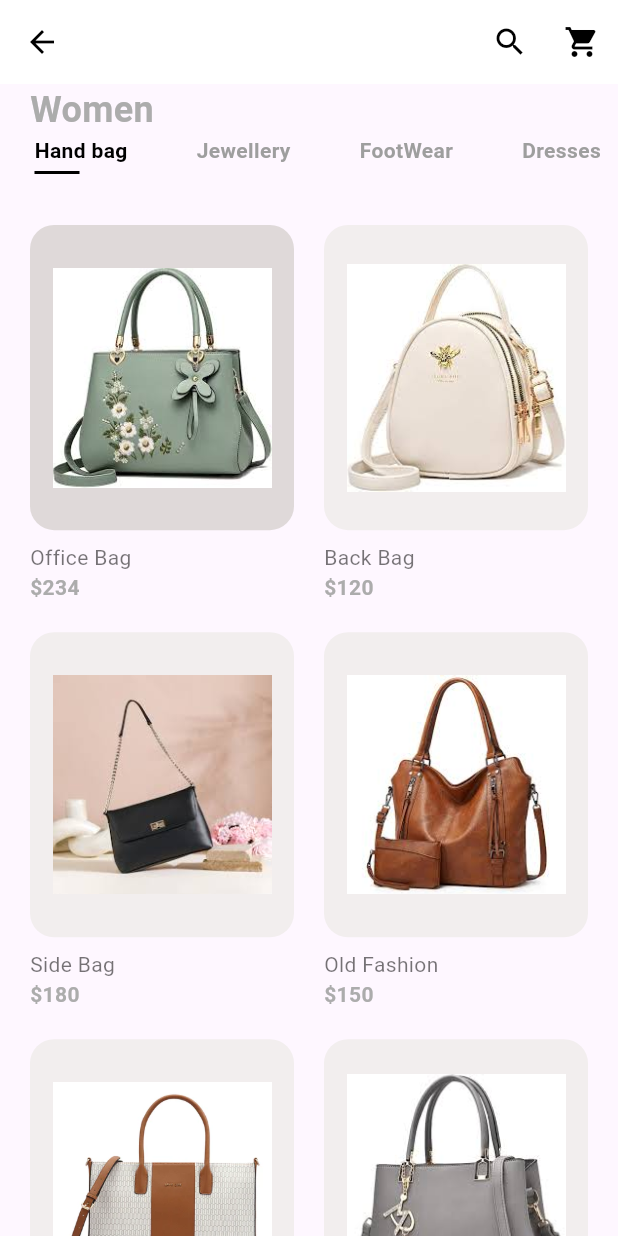
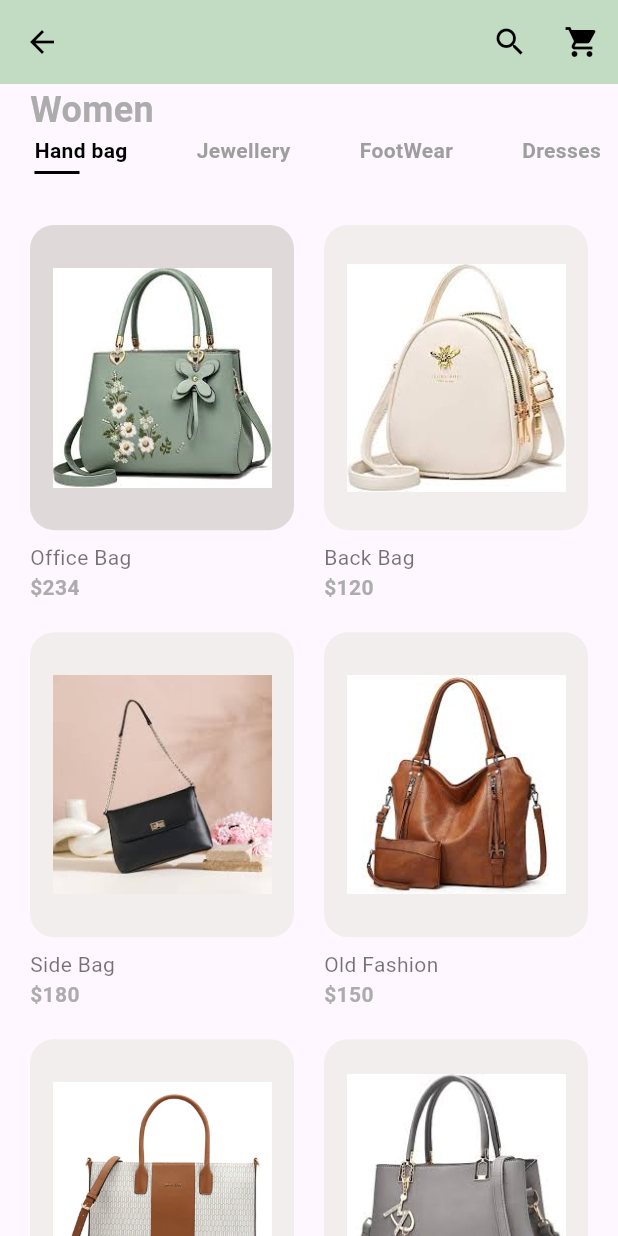
Before and after one commit to vijayasree450/Online-Shop, a Flutter app: the screen it shows after launch, on a phone screen of 412 x 824 dp. Run offline on Flutter 3.47's test engine with Material 3 defaults, Android fonts, the phone set to English and light mode, and no system bars.

Commit message:
add home

```diff
--- a/lib/screens/home.dart
+++ b/lib/screens/home.dart
@@ -14,7 +14,7 @@ class Home extends StatelessWidget {
 
   AppBar buildAppBar(BuildContext context) {
     return AppBar(
-      backgroundColor: Colors.white,
+      backgroundColor: const Color.fromARGB(255, 194, 219, 195),
       elevation: 0,
       leading: IconButton(
         icon: const Icon(Icons.arrow_back, color: Colors.black),
```
